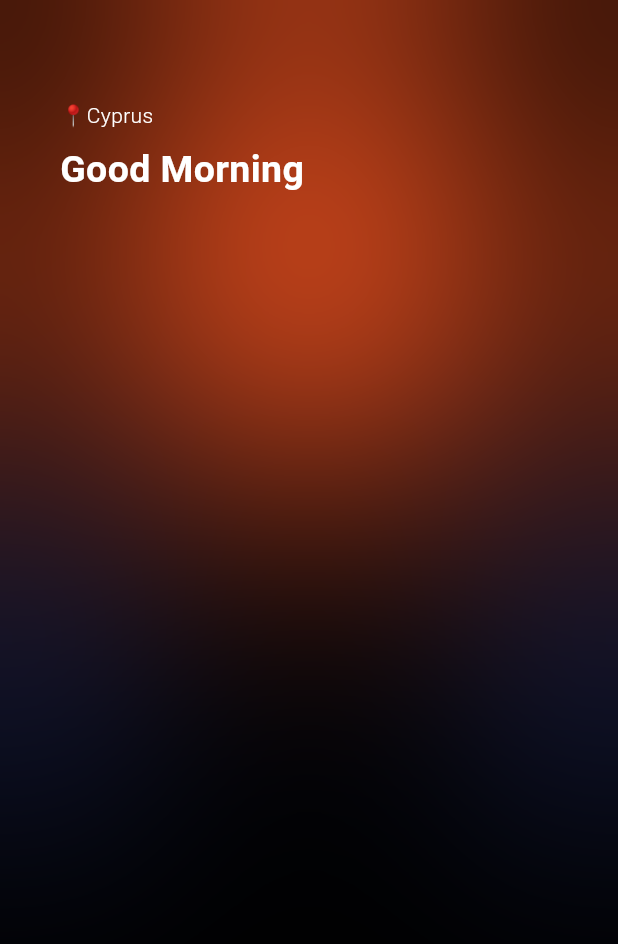
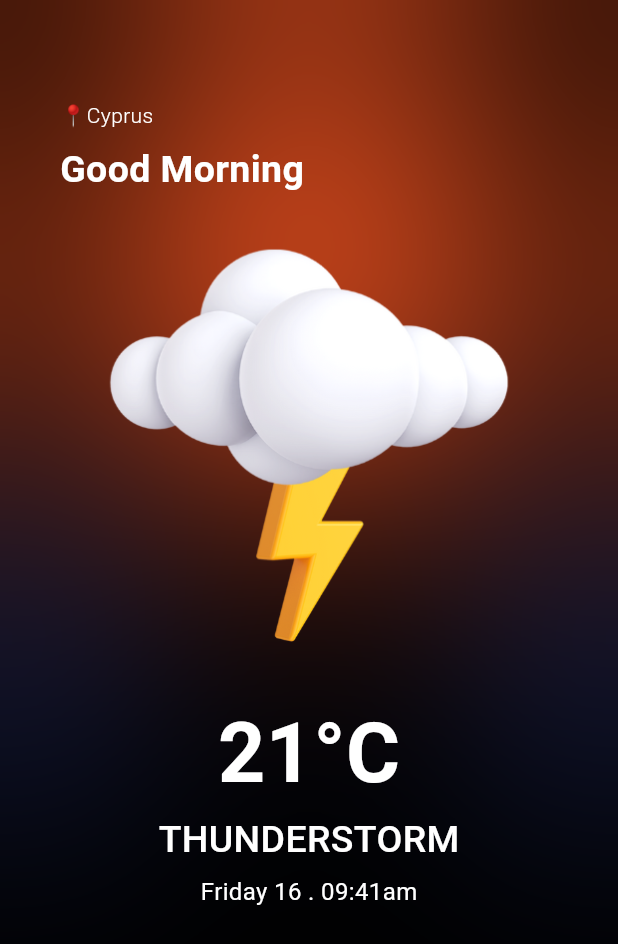
Before and after one commit to Ay-dotcode/weather_app, a Flutter app: the screen it shows after launch, on a phone screen of 412 x 824 dp. Shown: the top 944 px of the screen. Run offline on Flutter 3.47's test engine with Material 3 defaults, Android fonts, the phone set to English and light mode, and no system bars; our stand-ins replace bloc, equatable.

Commit message:
added date and time

```diff
--- a/lib/screens/home_screen.dart
+++ b/lib/screens/home_screen.dart
@@ -63,18 +63,18 @@ class HomeScreen extends StatelessWidget {
               SizedBox(
                 width: MediaQuery.of(context).size.width,
                 height: MediaQuery.of(context).size.height,
-                child: const Column(
+                child: Column(
                   crossAxisAlignment: CrossAxisAlignment.start,
                   children: [
-                    Text(
+                    const Text(
                       "📍Cyprus",
                       style: TextStyle(
                         color: Colors.white,
                         fontWeight: FontWeight.w300,
                       ),
                     ),
-                    SizedBox(height: 8),
-                    Text(
+                    const SizedBox(height: 8),
+                    const Text(
                       "Good Morning",
                       style: TextStyle(
                         color: Colors.white,
@@ -82,6 +82,40 @@ class HomeScreen extends StatelessWidget {
                         fontWeight: FontWeight.bold,
                       ),
                     ),
+                    Image.asset(
+                      "assets/1.png",
+                    ),
+                    const Center(
+                      child: Text(
+                        "21°C",
+                        style: TextStyle(
+                          color: Colors.white,
+                          fontSize: 55,
+                          fontWeight: FontWeight.bold,
+                        ),
+                      ),
+                    ),
+                    const Center(
+                      child: Text(
+                        "THUNDERSTORM",
+                        style: TextStyle(
+                          color: Colors.white,
+                          fontSize: 25,
+                          fontWeight: FontWeight.w500,
+                        ),
+                      ),
+                    ),
+                    const SizedBox(height: 5),
+                    const Center(
+                      child: Text(
+                        "Friday 16 . 09:41am",
+                        style: TextStyle(
+                          color: Colors.white,
+                          fontSize: 16,
+                        ),
+                      ),
+                    ),
+                    const SizedBox(height: 30),
                   ],
                 ),
               ),
```
